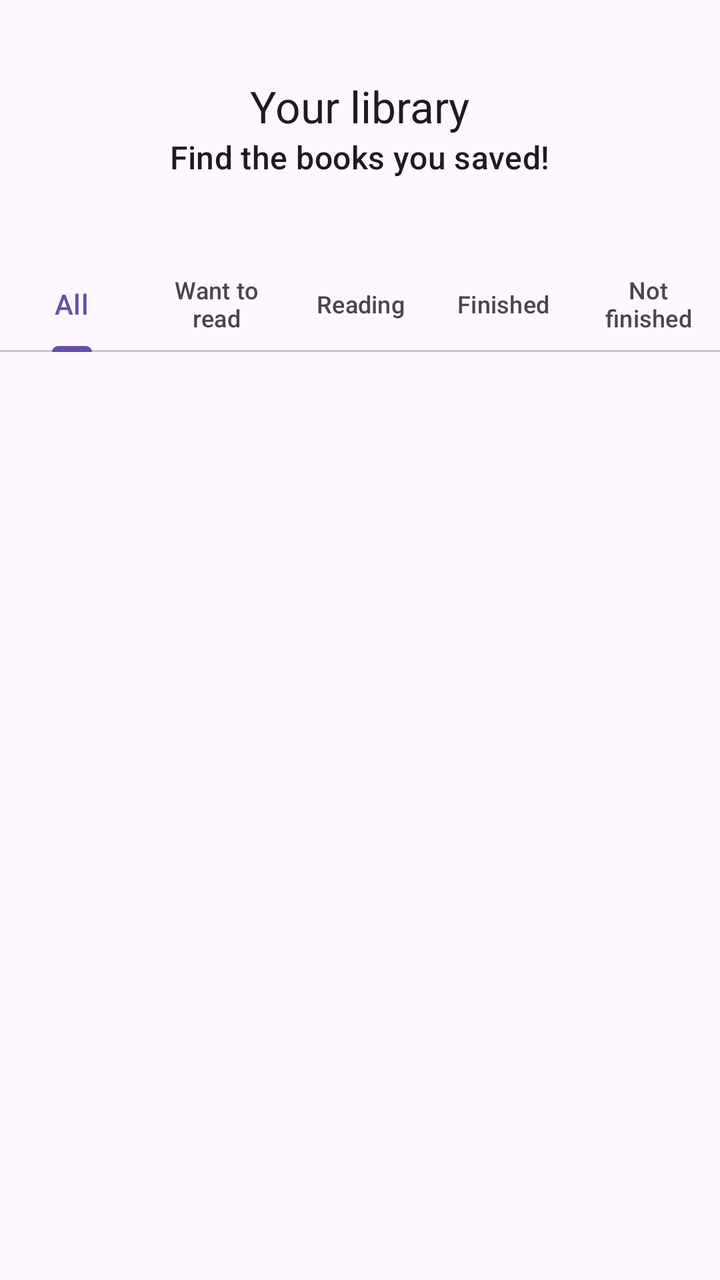
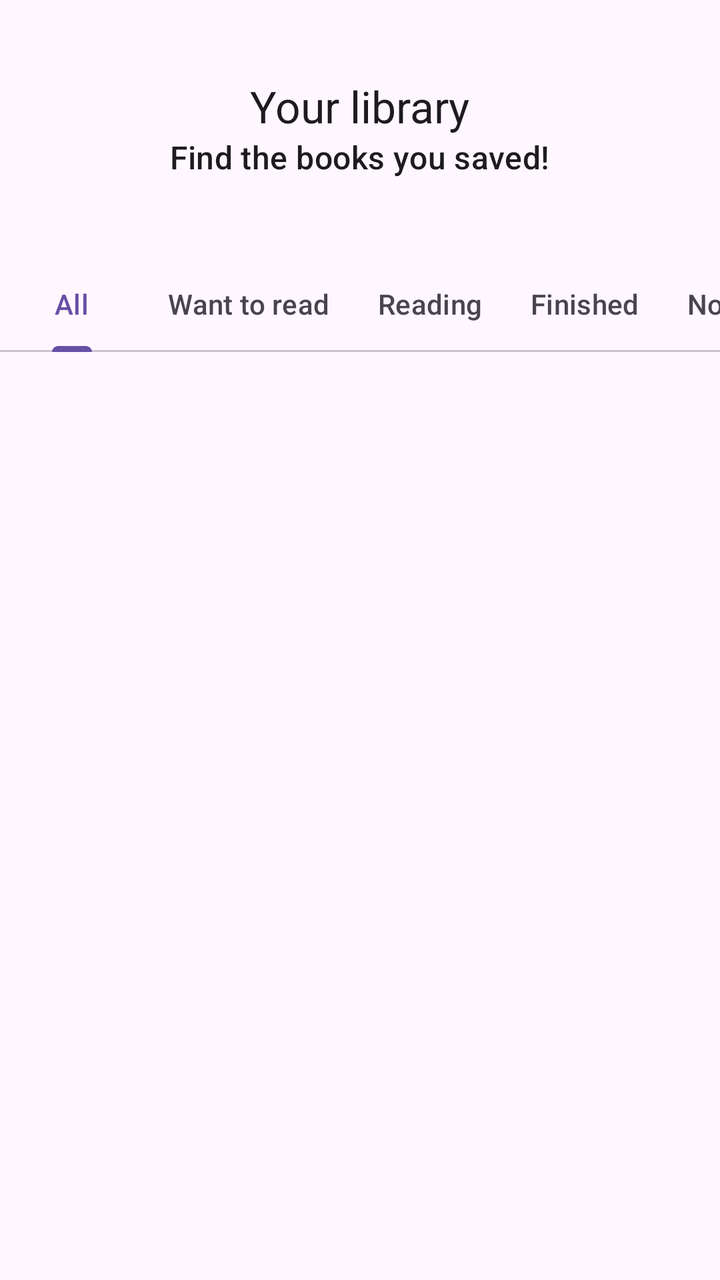

Before-and-after screenshots of an Android layout around one commit, followed by the original layout XML and the change that was made.
<!-- AndroidManifest.xml: application theme Theme.ReadSpace -->
<!-- res/layout/activity_library.xml -->
<?xml version="1.0" encoding="utf-8"?>
<LinearLayout xmlns:android="http://schemas.android.com/apk/res/android"
    xmlns:app="http://schemas.android.com/apk/res-auto"
    xmlns:tools="http://schemas.android.com/tools"
    android:id="@+id/main"
    android:layout_width="match_parent"
    android:layout_height="match_parent"
    android:orientation="vertical"
    tools:context=".activities.LibraryActivity">

    <com.google.android.material.appbar.AppBarLayout
        android:layout_width="match_parent"
        android:layout_height="wrap_content"
        android:fitsSystemWindows="true">

        <com.google.android.material.appbar.MaterialToolbar
            android:id="@+id/toolbar"
            android:layout_width="match_parent"
            android:layout_height="128dp"
            app:layout_collapseMode="pin"
            app:layout_scrollFlags="scroll"
            app:popupTheme="@style/ThemeOverlay.Material3"
            app:subtitle="Find the books you saved!"
            app:subtitleCentered="true"
            app:title="Your library"
            app:titleCentered="true" />

    </com.google.android.material.appbar.AppBarLayout>

    <com.google.android.material.tabs.TabLayout
        android:id="@+id/tabBar"
        android:layout_width="match_parent"
        android:layout_height="wrap_content">

        <com.google.android.material.tabs.TabItem
            android:tag="0"
            android:layout_width="wrap_content"
            android:layout_height="wrap_content"
            android:text="All" />

        <com.google.android.material.tabs.TabItem
            android:tag="1"
            android:layout_width="wrap_content"
            android:layout_height="wrap_content"
            android:text="Want to read" />

        <com.google.android.material.tabs.TabItem
            android:tag="2"
            android:layout_width="wrap_content"
            android:layout_height="wrap_content"
            android:text="Reading"/>

        <com.google.android.material.tabs.TabItem
            android:tag="3"
            android:layout_width="wrap_content"
            android:layout_height="wrap_content"
            android:text="Finished" />

        <com.google.android.material.tabs.TabItem
            android:tag="4"
            android:layout_width="wrap_content"
            android:layout_height="wrap_content"
            android:text="Not finished" />

    </com.google.android.material.tabs.TabLayout>

    <androidx.recyclerview.widget.RecyclerView
        android:id="@+id/recyclerView"
        android:layout_width="match_parent"
        android:layout_height="wrap_content"/>


</LinearLayout>
<!-- resources referenced by this layout -->
<resources>
  <style name="Theme.ReadSpace" parent="Base.Theme.ReadSpace" />
  <style name="Base.Theme.ReadSpace" parent="Theme.Material3.DayNight.NoActionBar">
          
          
      </style>
</resources>

<!-- the commit's change to res/layout/activity_library.xml (unified diff, before → after) -->
@@ -20,9 +20,9 @@
             app:layout_collapseMode="pin"
             app:layout_scrollFlags="scroll"
             app:popupTheme="@style/ThemeOverlay.Material3"
-            app:subtitle="Find the books you saved!"
+            app:subtitle="@string/appbar_subtitle_library"
             app:subtitleCentered="true"
-            app:title="Your library"
+            app:title="@string/appbar_title_library"
             app:titleCentered="true" />
 
     </com.google.android.material.appbar.AppBarLayout>
@@ -30,44 +30,47 @@
     <com.google.android.material.tabs.TabLayout
         android:id="@+id/tabBar"
         android:layout_width="match_parent"
-        android:layout_height="wrap_content">
+        android:layout_height="wrap_content"
+        app:tabMode="scrollable">
 
         <com.google.android.material.tabs.TabItem
             android:tag="0"
             android:layout_width="wrap_content"
             android:layout_height="wrap_content"
-            android:text="All" />
+            android:text="@string/all" />
 
         <com.google.android.material.tabs.TabItem
             android:tag="1"
             android:layout_width="wrap_content"
             android:layout_height="wrap_content"
-            android:text="Want to read" />
+            android:text="@string/want_to_read" />
 
         <com.google.android.material.tabs.TabItem
             android:tag="2"
             android:layout_width="wrap_content"
             android:layout_height="wrap_content"
-            android:text="Reading"/>
+            android:text="@string/reading"/>
 
         <com.google.android.material.tabs.TabItem
             android:tag="3"
             android:layout_width="wrap_content"
             android:layout_height="wrap_content"
-            android:text="Finished" />
+            android:text="@string/finished" />
 
         <com.google.android.material.tabs.TabItem
             android:tag="4"
             android:layout_width="wrap_content"
             android:layout_height="wrap_content"
-            android:text="Not finished" />
+            android:text="@string/not_finished" />
 
     </com.google.android.material.tabs.TabLayout>
 
     <androidx.recyclerview.widget.RecyclerView
         android:id="@+id/recyclerView"
         android:layout_width="match_parent"
-        android:layout_height="wrap_content"/>
+        android:layout_height="wrap_content"
+        android:paddingBottom="64dp"
+        android:clipToPadding="false"/>
 
 
 </LinearLayout>
<!-- resource entries referenced after the edit -->
@@ -1,5 +1,12 @@
 <!-- resources referenced by this layout -->
 <resources>
+  <string name="all">All</string>
+  <string name="appbar_subtitle_library">Find the books you saved!</string>
+  <string name="appbar_title_library">Your library</string>
+  <string name="finished">Finished</string>
+  <string name="not_finished">Not finished</string>
+  <string name="reading">Reading</string>
+  <string name="want_to_read">Want to read</string>
   <style name="Theme.ReadSpace" parent="Base.Theme.ReadSpace" />
   <style name="Base.Theme.ReadSpace" parent="Theme.Material3.DayNight.NoActionBar">
           
